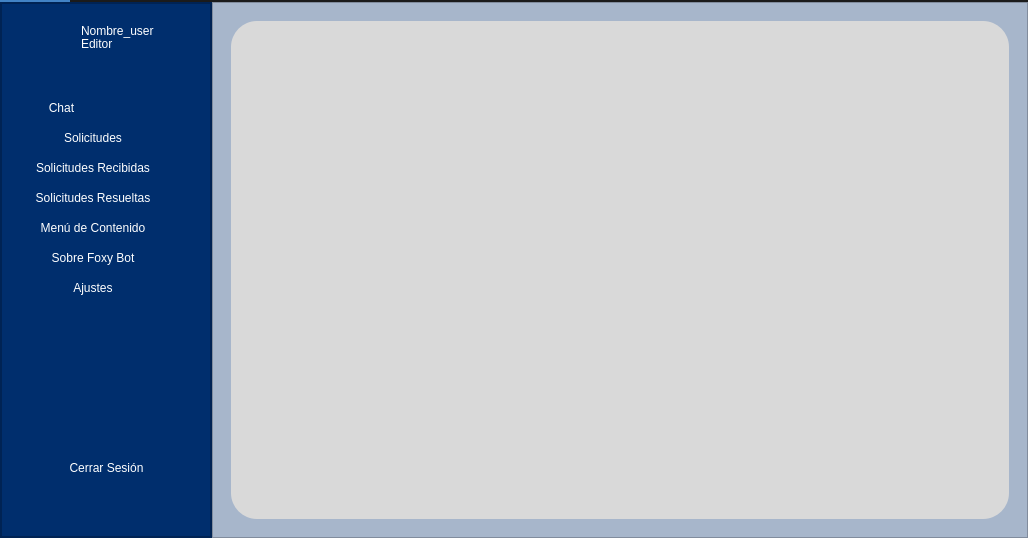
This is ventanas/VentanaEditor.ui in Lomeli89/FoxyBotApp1.0 as Qt 5 draws it before an edit. The edited form follows.
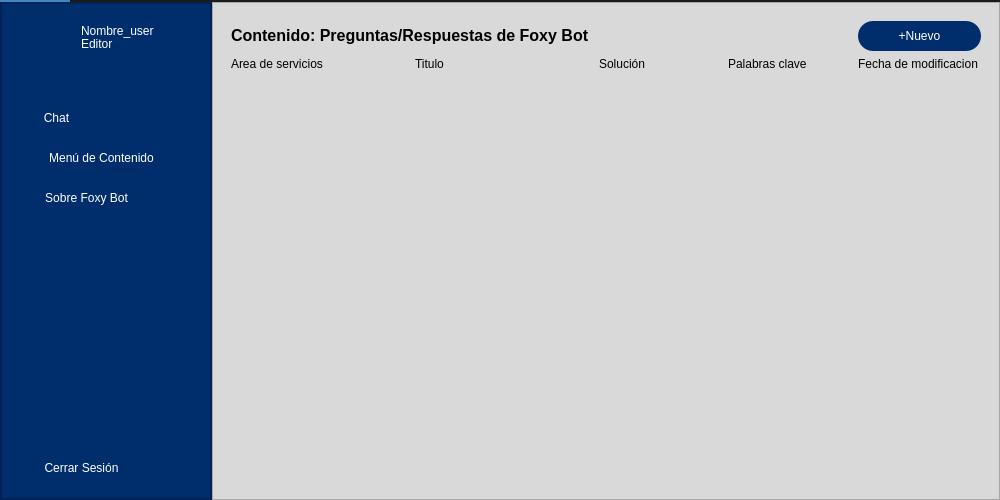
This is the edited form. The open tabs and pages were chosen to show the change. Icons and pictures are not drawn.

```diff
--- a/ventanas/VentanaEditor.ui
+++ b/ventanas/VentanaEditor.ui
@@ -6,8 +6,8 @@
    <rect>
     <x>0</x>
     <y>0</y>
-    <width>1028</width>
-    <height>538</height>
+    <width>1000</width>
+    <height>500</height>
    </rect>
   </property>
   <property name="minimumSize">
@@ -196,7 +196,7 @@
              <property name="geometry">
               <rect>
                <x>20</x>
-               <y>90</y>
+               <y>100</y>
                <width>171</width>
                <height>30</height>
               </rect>
@@ -211,7 +211,7 @@
               <string notr="true">QPushButton {
 	font: 11.5pt &quot;Calibri&quot;;
 	color: rgb(255, 255, 255);
-	padding-left:-90px;
+	padding-left:-100px;
 	background-color: rgb(0, 46, 109);
 	border: 0px solid;
 	border-radius:15px;
@@ -288,7 +288,7 @@
               <string notr="true">QPushButton {
 	font: 9pt &quot;Calibri&quot;;
 	color: rgb(255, 255, 255);
-	
+	padding-left:-50px;
 	background-color: rgb(0, 46, 109);
 	border: 0px solid;
 	border-radius:15px;
@@ -315,7 +315,7 @@
              <property name="geometry">
               <rect>
                <x>20</x>
-               <y>240</y>
+               <y>180</y>
                <width>171</width>
                <height>30</height>
               </rect>
@@ -330,7 +330,7 @@
               <string notr="true">QPushButton {
 	font: 11.5pt &quot;Calibri&quot;;
 	color: rgb(255, 255, 255);
-	padding-left:-27px;
+	padding-left:-40px;
 	background-color: rgb(0, 46, 109);
 	border: 0px solid;
 	border-radius:15px;
@@ -379,7 +379,7 @@
              <property name="geometry">
               <rect>
                <x>20</x>
-               <y>150</y>
+               <y>140</y>
                <width>171</width>
                <height>30</height>
               </rect>
@@ -394,91 +394,7 @@
               <string notr="true">QPushButton {
 	font: 11.5pt &quot;Calibri&quot;;
 	color: rgb(255, 255, 255);
-	padding-left:-27px;
-	background-color: rgb(0, 46, 109);
-	border: 0px solid;
-	border-radius:15px;
-}
-QPushButton:hover {
-	background-color: rgb(93, 129, 163);
-}
-
-
-	
-	
-	
-	
-</string>
-             </property>
-             <property name="text">
-              <string>Solicitudes Recibidas</string>
-             </property>
-             <property name="flat">
-              <bool>false</bool>
-             </property>
-            </widget>
-            <widget class="QPushButton" name="btn_about_3">
-             <property name="geometry">
-              <rect>
-               <x>20</x>
-               <y>180</y>
-               <width>171</width>
-               <height>30</height>
-              </rect>
-             </property>
-             <property name="minimumSize">
-              <size>
-               <width>0</width>
-               <height>30</height>
-              </size>
-             </property>
-             <property name="styleSheet">
-              <string notr="true">QPushButton {
-	font: 11.5pt &quot;Calibri&quot;;
-	color: rgb(255, 255, 255);
-	padding-left:-27px;
-	background-color: rgb(0, 46, 109);
-	border: 0px solid;
-	border-radius:15px;
-}
-QPushButton:hover {
-	background-color: rgb(93, 129, 163);
-}
-
-
-	
-	
-	
-	
-</string>
-             </property>
-             <property name="text">
-              <string>Solicitudes Resueltas</string>
-             </property>
-             <property name="flat">
-              <bool>false</bool>
-             </property>
-            </widget>
-            <widget class="QPushButton" name="btn_about_4">
-             <property name="geometry">
-              <rect>
-               <x>20</x>
-               <y>210</y>
-               <width>171</width>
-               <height>30</height>
-              </rect>
-             </property>
-             <property name="minimumSize">
-              <size>
-               <width>0</width>
-               <height>30</height>
-              </size>
-             </property>
-             <property name="styleSheet">
-              <string notr="true">QPushButton {
-	font: 11.5pt &quot;Calibri&quot;;
-	color: rgb(255, 255, 255);
-	padding-left:-27px;
+	padding-left:-10px;
 	background-color: rgb(0, 46, 109);
 	border: 0px solid;
 	border-radius:15px;
@@ -501,90 +417,6 @@
               <bool>false</bool>
              </property>
             </widget>
-            <widget class="QPushButton" name="btn_about_6">
-             <property name="geometry">
-              <rect>
-               <x>20</x>
-               <y>270</y>
-               <width>171</width>
-               <height>30</height>
-              </rect>
-             </property>
-             <property name="minimumSize">
-              <size>
-               <width>0</width>
-               <height>30</height>
-              </size>
-             </property>
-             <property name="styleSheet">
-              <string notr="true">QPushButton {
-	font: 11.5pt &quot;Calibri&quot;;
-	color: rgb(255, 255, 255);
-	padding-left:-27px;
-	background-color: rgb(0, 46, 109);
-	border: 0px solid;
-	border-radius:15px;
-}
-QPushButton:hover {
-	background-color: rgb(93, 129, 163);
-}
-
-
-	
-	
-	
-	
-</string>
-             </property>
-             <property name="text">
-              <string>Ajustes</string>
-             </property>
-             <property name="flat">
-              <bool>false</bool>
-             </property>
-            </widget>
-            <widget class="QPushButton" name="btn_about_7">
-             <property name="geometry">
-              <rect>
-               <x>20</x>
-               <y>120</y>
-               <width>171</width>
-               <height>30</height>
-              </rect>
-             </property>
-             <property name="minimumSize">
-              <size>
-               <width>0</width>
-               <height>30</height>
-              </size>
-             </property>
-             <property name="styleSheet">
-              <string notr="true">QPushButton {
-	font: 11.5pt &quot;Calibri&quot;;
-	color: rgb(255, 255, 255);
-	padding-left:-27px;
-	background-color: rgb(0, 46, 109);
-	border: 0px solid;
-	border-radius:15px;
-}
-QPushButton:hover {
-	background-color: rgb(93, 129, 163);
-}
-
-
-	
-	
-	
-	
-</string>
-             </property>
-             <property name="text">
-              <string>Solicitudes</string>
-             </property>
-             <property name="flat">
-              <bool>false</bool>
-             </property>
-            </widget>
            </widget>
           </item>
          </layout>
@@ -599,7 +431,7 @@
           </size>
          </property>
          <property name="styleSheet">
-          <string notr="true">background-color: rgb(167, 182, 203);</string>
+          <string notr="true">background-color: rgb(217, 217, 217);</string>
          </property>
          <property name="frameShape">
           <enum>QFrame::StyledPanel</enum>
@@ -610,6 +442,9 @@
          <layout class="QVBoxLayout" name="verticalLayout_5">
           <item>
            <widget class="QStackedWidget" name="stackedWidget">
+            <property name="styleSheet">
+             <string notr="true">background-color: rgb(217, 217, 217);</string>
+            </property>
             <property name="currentIndex">
              <number>0</number>
             </property>
@@ -707,23 +542,150 @@
             <widget class="QWidget" name="page_2">
              <layout class="QVBoxLayout" name="verticalLayout_6">
               <item>
-               <widget class="QFrame" name="frame_2">
-                <property name="styleSheet">
-                 <string notr="true">QFrame{
+               <layout class="QGridLayout" name="gridLayout_3">
+                <item row="1" column="3">
+                 <widget class="QLabel" name="label_9">
+                  <property name="text">
+                   <string>Solución</string>
+                  </property>
+                 </widget>
+                </item>
+                <item row="1" column="4">
+                 <widget class="QLabel" name="label_10">
+                  <property name="text">
+                   <string>Palabras clave</string>
+                  </property>
+                 </widget>
+                </item>
+                <item row="1" column="1">
+                 <layout class="QHBoxLayout" name="horizontalLayout_5">
+                  <item>
+                   <widget class="QLabel" name="label_7">
+                    <property name="text">
+                     <string>Titulo</string>
+                    </property>
+                   </widget>
+                  </item>
+                 </layout>
+                </item>
+                <item row="1" column="5">
+                 <widget class="QLabel" name="label_11">
+                  <property name="text">
+                   <string>Fecha de modificacion</string>
+                  </property>
+                 </widget>
+                </item>
+                <item row="1" column="0">
+                 <layout class="QVBoxLayout" name="verticalLayout_10">
+                  <item>
+                   <widget class="QLabel" name="label_6">
+                    <property name="text">
+                     <string>Area de servicios</string>
+                    </property>
+                   </widget>
+                  </item>
+                 </layout>
+                </item>
+                <item row="0" column="5">
+                 <widget class="QPushButton" name="btn_Nuevo">
+                  <property name="minimumSize">
+                   <size>
+                    <width>0</width>
+                    <height>30</height>
+                   </size>
+                  </property>
+                  <property name="styleSheet">
+                   <string notr="true">QPushButton {
+	
+	font: 14pt &quot;Calibri&quot;;
+	color: rgb(255, 255, 255);
+	background-color: rgb(0, 46, 109);
+	border: 0px solid;
+	border-radius:15px;
+}
+QPushButton:hover {
+	background-color: rgb(93, 129, 163);
+}
+
+
+	
+	
+	
+	
+</string>
+                  </property>
+                  <property name="text">
+                   <string>+Nuevo</string>
+                  </property>
+                  <property name="flat">
+                   <bool>false</bool>
+                  </property>
+                 </widget>
+                </item>
+                <item row="0" column="0" colspan="2">
+                 <widget class="QLabel" name="label_8">
+                  <property name="text">
+                   <string>&lt;html&gt;&lt;head/&gt;&lt;body&gt;&lt;p&gt;&lt;span style=&quot; font-size:12pt; font-weight:600;&quot;&gt;Contenido: Preguntas/Respuestas de Foxy Bot &lt;/span&gt;&lt;/p&gt;&lt;/body&gt;&lt;/html&gt;</string>
+                  </property>
+                 </widget>
+                </item>
+               </layout>
+              </item>
+              <item>
+               <spacer name="verticalSpacer">
+                <property name="orientation">
+                 <enum>Qt::Vertical</enum>
+                </property>
+                <property name="sizeHint" stdset="0">
+                 <size>
+                  <width>20</width>
+                  <height>40</height>
+                 </size>
+                </property>
+               </spacer>
+              </item>
+             </layout>
+            </widget>
+            <widget class="QWidget" name="page_8">
+             <widget class="QFrame" name="frame_5">
+              <property name="geometry">
+               <rect>
+                <x>10</x>
+                <y>10</y>
+                <width>781</width>
+                <height>501</height>
+               </rect>
+              </property>
+              <property name="styleSheet">
+               <string notr="true">QFrame{
 	background-color: rgb(217, 217, 217);
 	border-radius:26px;
 
 }</string>
-                </property>
-                <property name="frameShape">
-                 <enum>QFrame::StyledPanel</enum>
-                </property>
-                <property name="frameShadow">
-                 <enum>QFrame::Raised</enum>
-                </property>
-               </widget>
-              </item>
-             </layout>
+              </property>
+              <property name="frameShape">
+               <enum>QFrame::StyledPanel</enum>
+              </property>
+              <property name="frameShadow">
+               <enum>QFrame::Raised</enum>
+              </property>
+              <widget class="QLabel" name="label">
+               <property name="geometry">
+                <rect>
+                 <x>370</x>
+                 <y>190</y>
+                 <width>141</width>
+                 <height>61</height>
+                </rect>
+               </property>
+               <property name="styleSheet">
+                <string notr="true">font: 16pt &quot;Calibri&quot;;</string>
+               </property>
+               <property name="text">
+                <string>&lt;html&gt;&lt;head/&gt;&lt;body&gt;&lt;p&gt;&lt;span style=&quot; font-size:18pt;&quot;&gt;FOXYBOT v0.1&lt;/span&gt;&lt;/p&gt;&lt;/body&gt;&lt;/html&gt;</string>
+               </property>
+              </widget>
+             </widget>
             </widget>
             <widget class="QWidget" name="page_3"/>
             <widget class="QWidget" name="page_4"/>
```
Left out of the diff: 117 changed lines with no effect on the pictures.
